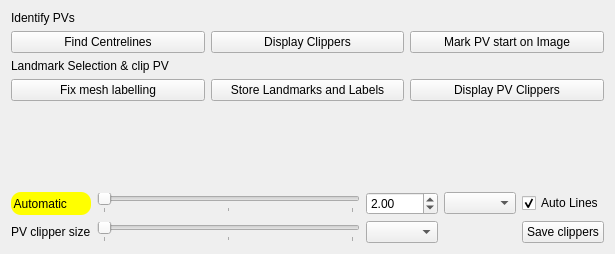
OpenHeartDevelopers/CemrgApp, file CemrgApp/Plugins/kcl.cemrgapp.atrialfibres/src/internal/AtrialFibresClipperViewControls.ui: the form before one commit.
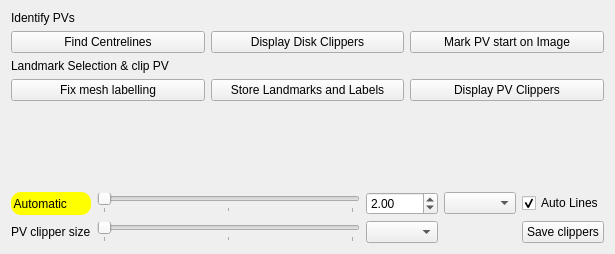
The form after the commit. Custom widgets are drawn as their Qt base class.

Commit message: [feature] Help popup in AtrialFibresClipper

```diff
--- a/CemrgApp/Plugins/kcl.cemrgapp.atrialfibres/src/internal/AtrialFibresClipperViewControls.ui
+++ b/CemrgApp/Plugins/kcl.cemrgapp.atrialfibres/src/internal/AtrialFibresClipperViewControls.ui
@@ -33,7 +33,7 @@
      <item row="1" column="2">
       <widget class="QPushButton" name="button_man2_clippers">
        <property name="text">
-        <string>Display Clippers</string>
+        <string>Display Disk Clippers</string>
        </property>
       </widget>
      </item>
```
The commit also changes 2 other files.
